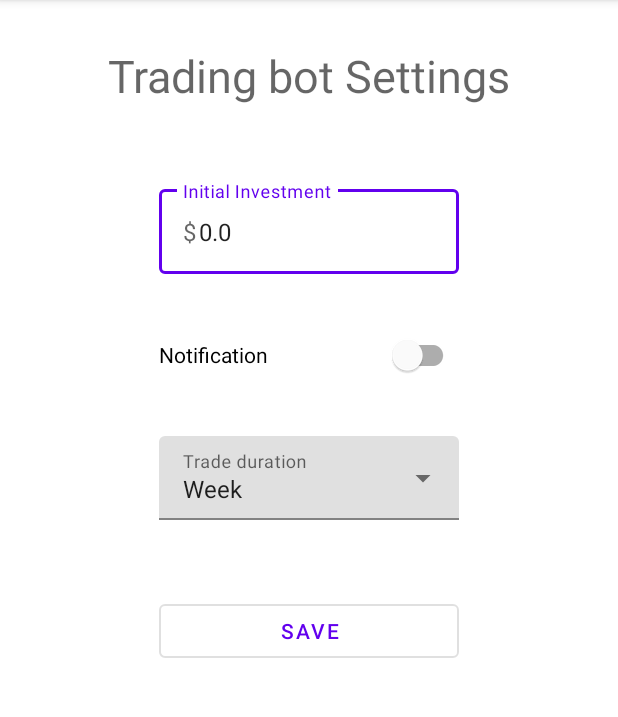
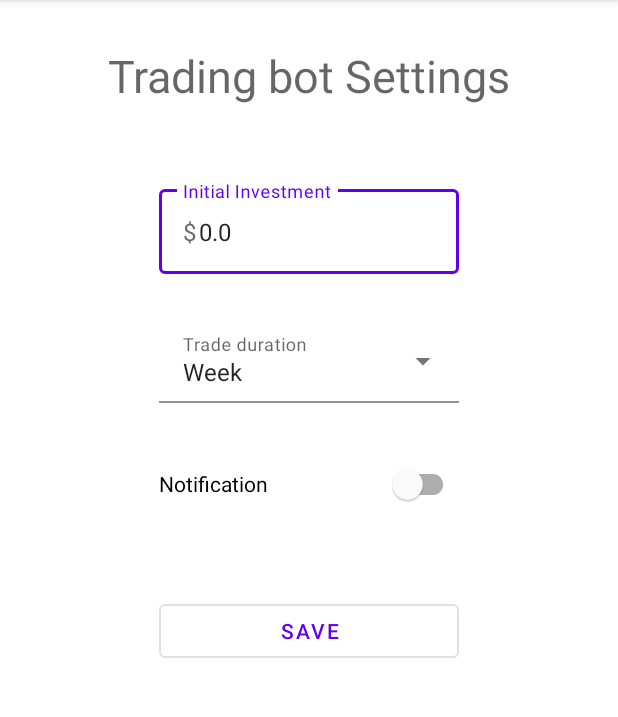
Before and after one commit to HugoISEP/MyCryptoWallet, an Android app: the TradingSettingsActivity screen opened directly, with no data from a screen before it, on a phone screen of 412 x 824 dp, the part 84-801 px from its top. Run offline under Robolectric (Android 15) with nearby library versions, the phone set to English and light mode, and no system bars.

Commit message:
clean UI

```diff
--- a/app/src/main/res/layout/activity_trading_settings.xml
+++ b/app/src/main/res/layout/activity_trading_settings.xml
@@ -39,27 +39,16 @@
 
     </com.google.android.material.textfield.TextInputLayout>
 
-    <com.google.android.material.switchmaterial.SwitchMaterial
-        android:id="@+id/notificationSwitch"
-        android:layout_width="200dp"
-        android:layout_height="wrap_content"
-        android:layout_marginTop="30dp"
-        android:checked="true"
-        android:text="@string/notification"
-        app:layout_constraintEnd_toEndOf="parent"
-        app:layout_constraintHorizontal_bias="0.5"
-        app:layout_constraintStart_toStartOf="parent"
-        app:layout_constraintTop_toBottomOf="@+id/textFieldLayout" />
-
     <com.google.android.material.textfield.TextInputLayout
         android:id="@+id/textInputLayout"
+        app:boxBackgroundColor="@android:color/transparent"
         android:layout_width="200dp"
         android:layout_height="wrap_content"
         android:layout_marginTop="30dp"
         app:layout_constraintEnd_toEndOf="parent"
         app:layout_constraintHorizontal_bias="0.5"
         app:layout_constraintStart_toStartOf="parent"
-        app:layout_constraintTop_toBottomOf="@+id/notificationSwitch"
+        app:layout_constraintTop_toBottomOf="@+id/textFieldLayout"
         style="@style/Widget.MaterialComponents.TextInputLayout.FilledBox.ExposedDropdownMenu"
         android:hint="Trade duration">
 
@@ -72,6 +61,19 @@
 
     </com.google.android.material.textfield.TextInputLayout>
 
+    <com.google.android.material.switchmaterial.SwitchMaterial
+        android:id="@+id/notificationSwitch"
+        android:layout_width="200dp"
+        android:layout_height="wrap_content"
+        android:layout_marginTop="30dp"
+        android:checked="true"
+        android:text="@string/notification"
+        app:layout_constraintEnd_toEndOf="parent"
+        app:layout_constraintHorizontal_bias="0.5"
+        app:layout_constraintStart_toStartOf="parent"
+        app:layout_constraintTop_toBottomOf="@+id/textInputLayout" />
+
+
     <Button
         android:id="@+id/saveButton"
         style="?attr/materialButtonOutlinedStyle"
@@ -82,6 +84,6 @@
         app:layout_constraintEnd_toEndOf="parent"
         app:layout_constraintHorizontal_bias="0.5"
         app:layout_constraintStart_toStartOf="parent"
-        app:layout_constraintTop_toBottomOf="@id/textInputLayout" />
+        app:layout_constraintTop_toBottomOf="@id/notificationSwitch" />
 
 </androidx.constraintlayout.widget.ConstraintLayout>
```
